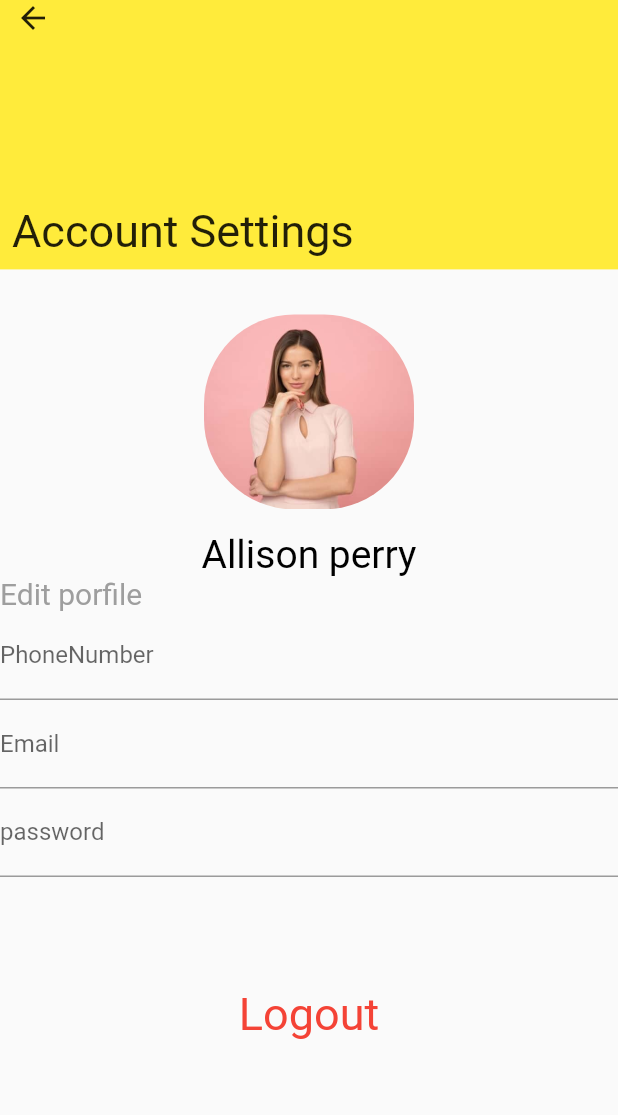
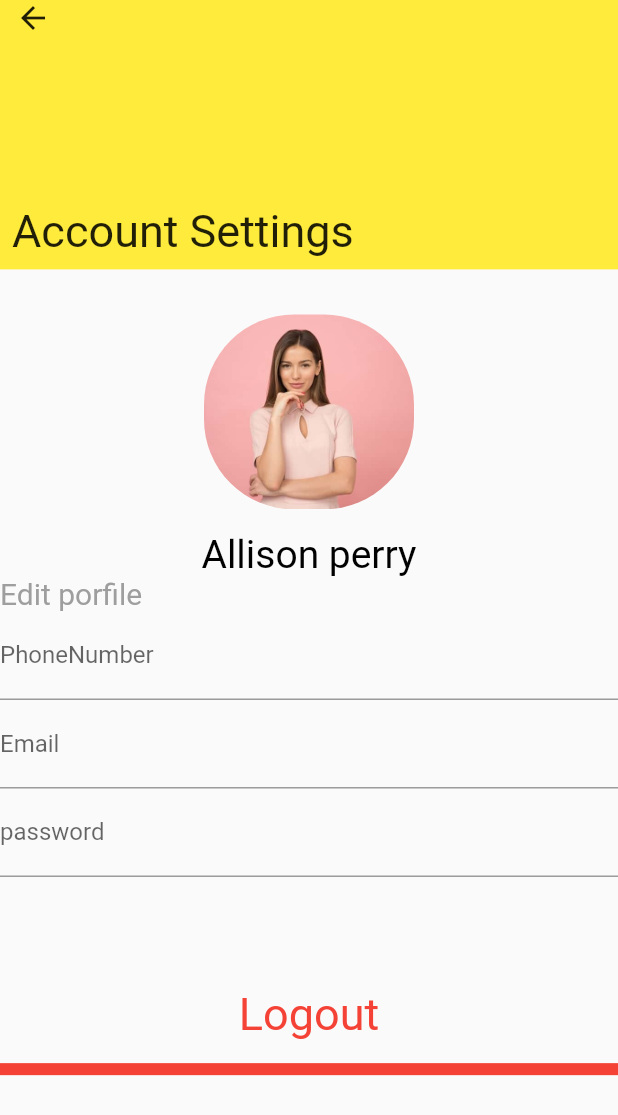
Before and after one commit to abdo1917/task1, a Flutter app: the screen it shows after launch, on a phone screen of 412 x 824 dp. Shown: the top 1115 px of the screen. Run offline on Flutter 3.47's test engine with Material 2 defaults, Android fonts, the phone set to English and light mode, and no system bars.

Commit message:
task2 finish

```diff
--- a/lib/HomeScreen2.dart
+++ b/lib/HomeScreen2.dart
@@ -80,7 +80,10 @@ class HomeScreen2 extends StatelessWidget {
           ),
           SizedBox(height: size.height * .09,),
           Text('Logout',style: TextStyle(color: Colors.red,fontSize: 30),),
-          Container(padding: EdgeInsets.symmetric(horizontal: 30),
+          SizedBox(height: 15,),
+          Container(padding: EdgeInsets.symmetric(horizontal: 25),
+            width: size.width,
+            height: 8,
             color: Colors.red,),
           SizedBox(height: 10,),
         ],
```
